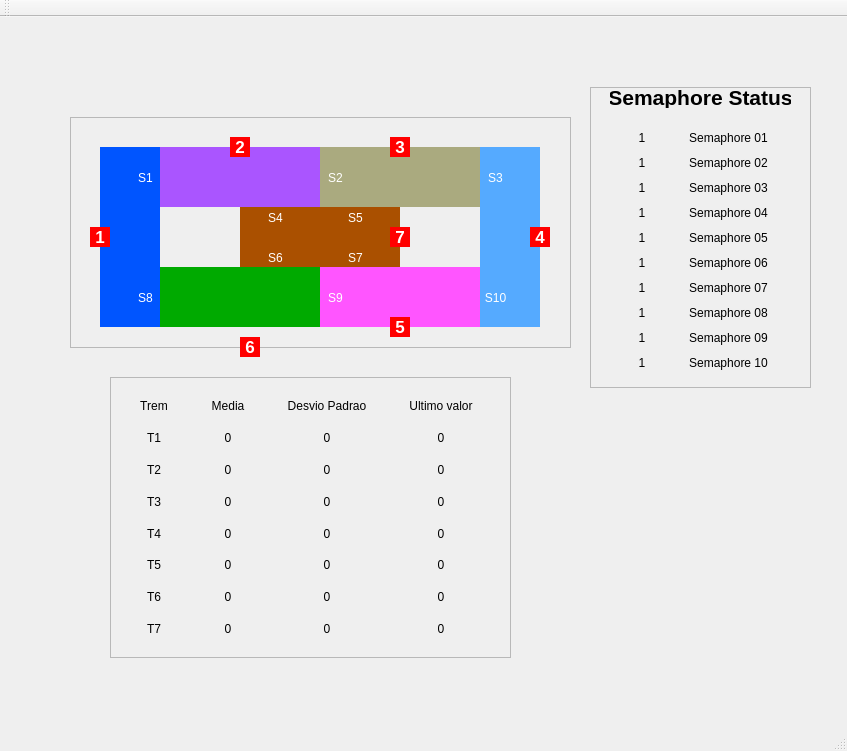
First picture: the form in mainwindow.ui, repository arturcuringa/Trens, before the edit.
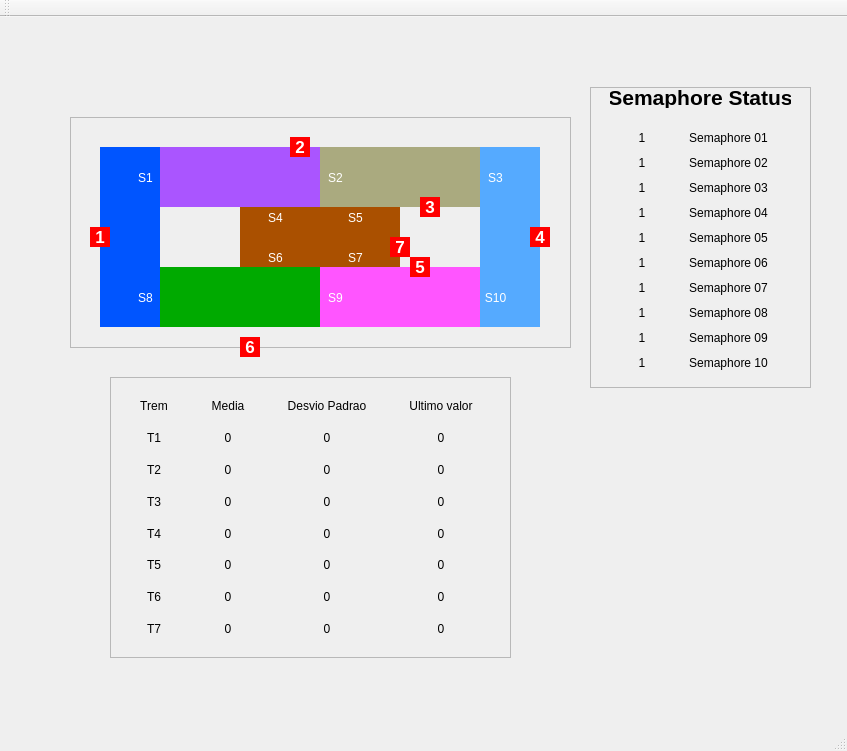
Second picture: the form after the edit.

```diff
--- a/mainwindow.ui
+++ b/mainwindow.ui
@@ -213,7 +213,7 @@
    <widget class="QLabel" name="labelTrem02">
     <property name="geometry">
      <rect>
-      <x>230</x>
+      <x>290</x>
       <y>120</y>
       <width>20</width>
       <height>20</height>
@@ -243,8 +243,8 @@
    <widget class="QLabel" name="labelTrem03">
     <property name="geometry">
      <rect>
-      <x>390</x>
-      <y>120</y>
+      <x>420</x>
+      <y>180</y>
       <width>20</width>
       <height>20</height>
      </rect>
@@ -273,8 +273,8 @@
    <widget class="QLabel" name="labelTrem05">
     <property name="geometry">
      <rect>
-      <x>390</x>
-      <y>300</y>
+      <x>410</x>
+      <y>240</y>
       <width>20</width>
       <height>20</height>
      </rect>
@@ -334,7 +334,7 @@
     <property name="geometry">
      <rect>
       <x>390</x>
-      <y>210</y>
+      <y>220</y>
       <width>20</width>
       <height>20</height>
      </rect>
```
Left out of the diff: 2 changed lines with no effect on the pictures.
